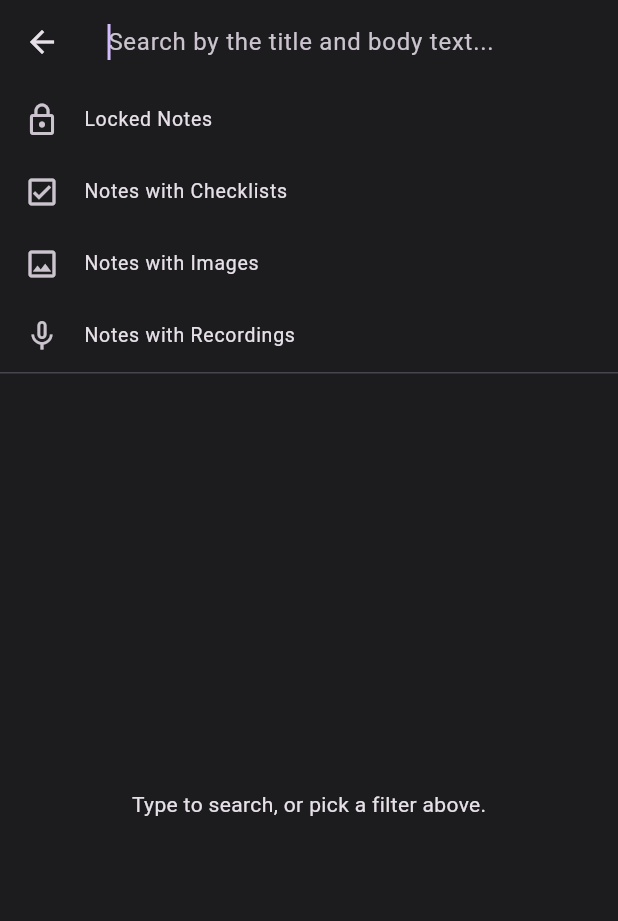
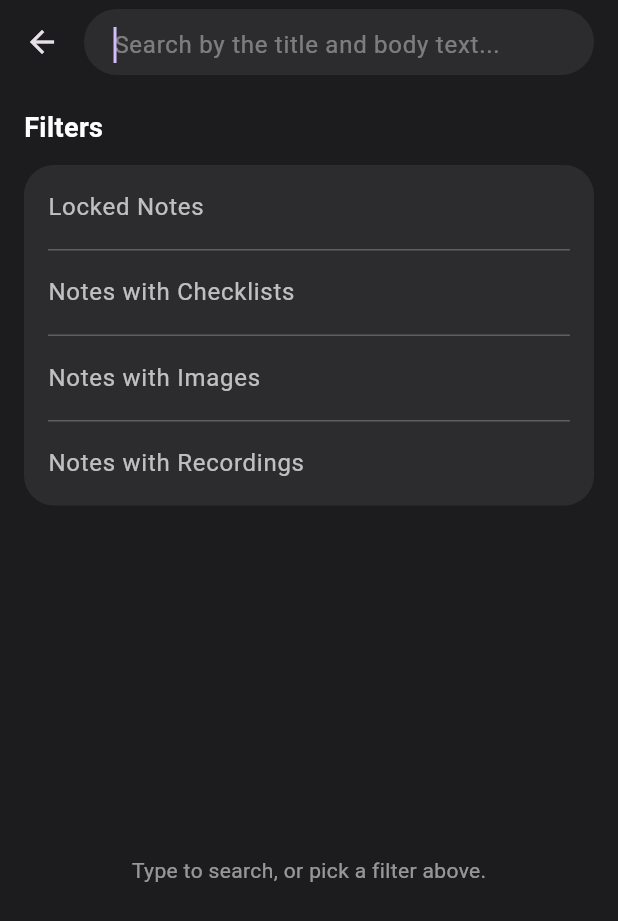
Before and after one commit to mohamedamrsabry/snapnote, a Flutter app: the _SearchView screen opened directly, on a phone screen of 412 x 824 dp. Shown: the top 921 px of the screen. Run offline on Flutter 3.47's test engine with Material 3 defaults, Android fonts, the phone set to English and light mode, and no system bars; our stand-ins replace audioplayers, flutter_slidable, google_fonts, image_picker, permission_handler, share_plus and 1 more; missing offline and left inert: record; accounts and stored records are empty.

Commit message:
Restyle search screen with dark theme and no-results illustration
Search field is now a full-width rounded pill matching the home
screen's style. Filter rows dropped their leading icons and sit in
one rounded card with inset dividers, and now hide once a query is
typed (matching the Figma no-results state) while staying visible
while just toggling filters. No-results state shows the Figma
illustration instead of a generic icon.

Co-Authored-By: Claude Sonnet 5 <noreply@anthropic.com>

```diff
--- a/lib/ui/search_screen.dart
+++ b/lib/ui/search_screen.dart
@@ -4,6 +4,8 @@ import 'package:provider/provider.dart';
 import '../domain/note_repository.dart';
 import 'note_detail_screen.dart';
 import 'view_models/search_view_model.dart';
+
+const _pillColor = Color(0xFF2C2C2E);
 
 class SearchScreen extends StatelessWidget {
   const SearchScreen({super.key});
@@ -19,25 +21,16 @@ class SearchScreen extends StatelessWidget {
 
 class _FilterInfo {
   final SearchFilter filter;
-  final IconData icon;
   final String label;
 
-  const _FilterInfo(this.filter, this.icon, this.label);
+  const _FilterInfo(this.filter, this.label);
 }
 
 const _filters = [
-  _FilterInfo(SearchFilter.lockedNotes, Icons.lock_outline, 'Locked Notes'),
-  _FilterInfo(
-    SearchFilter.checklists,
-    Icons.check_box_outlined,
-    'Notes with Checklists',
-  ),
-  _FilterInfo(SearchFilter.images, Icons.image_outlined, 'Notes with Images'),
-  _FilterInfo(
-    SearchFilter.recordings,
-    Icons.mic_none,
-    'Notes with Recordings',
-  ),
+  _FilterInfo(SearchFilter.lockedNotes, 'Locked Notes'),
+  _FilterInfo(SearchFilter.checklists, 'Notes with Checklists'),
+  _FilterInfo(SearchFilter.images, 'Notes with Images'),
+  _FilterInfo(SearchFilter.recordings, 'Notes with Recordings'),
 ];
 
 class _SearchView extends StatefulWidget {
@@ -62,19 +55,30 @@ class _SearchViewState extends State<_SearchView> {
 
     return Scaffold(
       appBar: AppBar(
+        titleSpacing: 0,
         leading: IconButton(
           icon: const Icon(Icons.arrow_back),
           onPressed: () => Navigator.of(context).pop(),
         ),
-        title: TextField(
+        title: Container(
+          height: 44,
+          margin: const EdgeInsets.only(right: 16),
+          decoration: BoxDecoration(
+            color: _pillColor,
+            borderRadius: BorderRadius.circular(22),
+          ),
+          child: TextField(
             controller: _controller,
             autofocus: true,
+            style: const TextStyle(color: Colors.white),
             decoration: InputDecoration(
               hintText: 'Search by the title and body text...',
+              hintStyle: const TextStyle(color: Colors.white38),
               border: InputBorder.none,
+              contentPadding: const EdgeInsets.symmetric(horizontal: 20),
               suffixIcon: viewModel.query.isNotEmpty
                   ? IconButton(
-                    icon: const Icon(Icons.close),
+                      icon: const Icon(Icons.close, color: Colors.white70),
                       onPressed: () {
                         _controller.clear();
                         viewModel.clear();
@@ -85,50 +89,105 @@ class _SearchViewState extends State<_SearchView> {
             onChanged: viewModel.updateQuery,
           ),
         ),
+      ),
       body: Column(
         children: [
-          _buildFilterRow(context, viewModel),
+          if (viewModel.query.isEmpty) _buildFilterSection(context, viewModel),
           Expanded(child: _buildBody(context, viewModel)),
         ],
       ),
     );
   }
 
-  Widget _buildFilterRow(BuildContext context, SearchViewModel viewModel) {
-    return Column(
+  Widget _buildFilterSection(BuildContext context, SearchViewModel viewModel) {
+    return Padding(
+      padding: const EdgeInsets.fromLTRB(16, 16, 16, 0),
+      child: Column(
+        crossAxisAlignment: CrossAxisAlignment.start,
+        children: [
+          const Text(
+            'Filters',
+            style: TextStyle(
+              color: Colors.white,
+              fontSize: 18,
+              fontWeight: FontWeight.bold,
+            ),
+          ),
+          const SizedBox(height: 12),
+          Container(
+            decoration: BoxDecoration(
+              color: _pillColor,
+              borderRadius: BorderRadius.circular(20),
+            ),
+            child: Column(
               children: [
                 for (final info in _filters)
+                  Column(
+                    children: [
                       ListTile(
-            dense: true,
-            leading: Icon(info.icon),
-            title: Text(info.label),
+                        title: Text(
+                          info.label,
+                          style: TextStyle(
+                            color: viewModel.activeFilters.contains(
+                              info.filter,
+                            )
+                                ? Colors.white
+                                : Colors.white70,
+                          ),
+                        ),
                         trailing: viewModel.activeFilters.contains(info.filter)
-                ? const Icon(Icons.check)
+                            ? const Icon(Icons.check, color: Colors.white)
                             : null,
                         onTap: () => viewModel.toggleFilter(info.filter),
                       ),
-        const Divider(height: 1),
+                      if (info != _filters.last)
+                        const Divider(
+                          height: 1,
+                          indent: 16,
+                          endIndent: 16,
+                          color: Colors.white24,
+                        ),
                     ],
+                  ),
+              ],
+            ),
+          ),
+        ],
+      ),
     );
   }
 
   Widget _buildBody(BuildContext context, SearchViewModel viewModel) {
     if (viewModel.isBrowsing) {
       return const Center(
-        child: Text('Type to search, or pick a filter above.'),
+        child: Text(
+          'Type to search, or pick a filter above.',
+          style: TextStyle(color: Colors.white54),
+        ),
       );
     }
 
     final results = viewModel.results;
 
     if (results.isEmpty) {
-      return const Center(
+      return Center(
         child: Column(
           mainAxisSize: MainAxisSize.min,
           children: [
-            Icon(Icons.search_off, size: 48),
-            SizedBox(height: 16),
-            Text('File not found. Try searching again.'),
+            Image.asset(
+              'assets/images/cuate.png',
+              width: 260,
+              errorBuilder: (context, error, stackTrace) => const Icon(
+                Icons.search_off,
+                size: 96,
+                color: Colors.white24,
+              ),
+            ),
+            const SizedBox(height: 24),
+            const Text(
+              'File not found. Try searching again.',
+              style: TextStyle(color: Colors.white70, fontSize: 16),
+            ),
           ],
         ),
       );
@@ -139,11 +198,15 @@ class _SearchViewState extends State<_SearchView> {
       itemBuilder: (context, index) {
         final note = results[index];
         return ListTile(
-          title: Text(note.title.isEmpty ? '(Untitled)' : note.title),
+          title: Text(
+            note.title.isEmpty ? '(Untitled)' : note.title,
+            style: const TextStyle(color: Colors.white),
+          ),
           subtitle: Text(
             note.body,
             maxLines: 1,
             overflow: TextOverflow.ellipsis,
+            style: const TextStyle(color: Colors.white54),
           ),
           onTap: () async {
             await Navigator.of(context).push(
```
Also changed, not shown: assets/images/cuate.png (added). Lines whose indentation alone changed are shown as unchanged.
